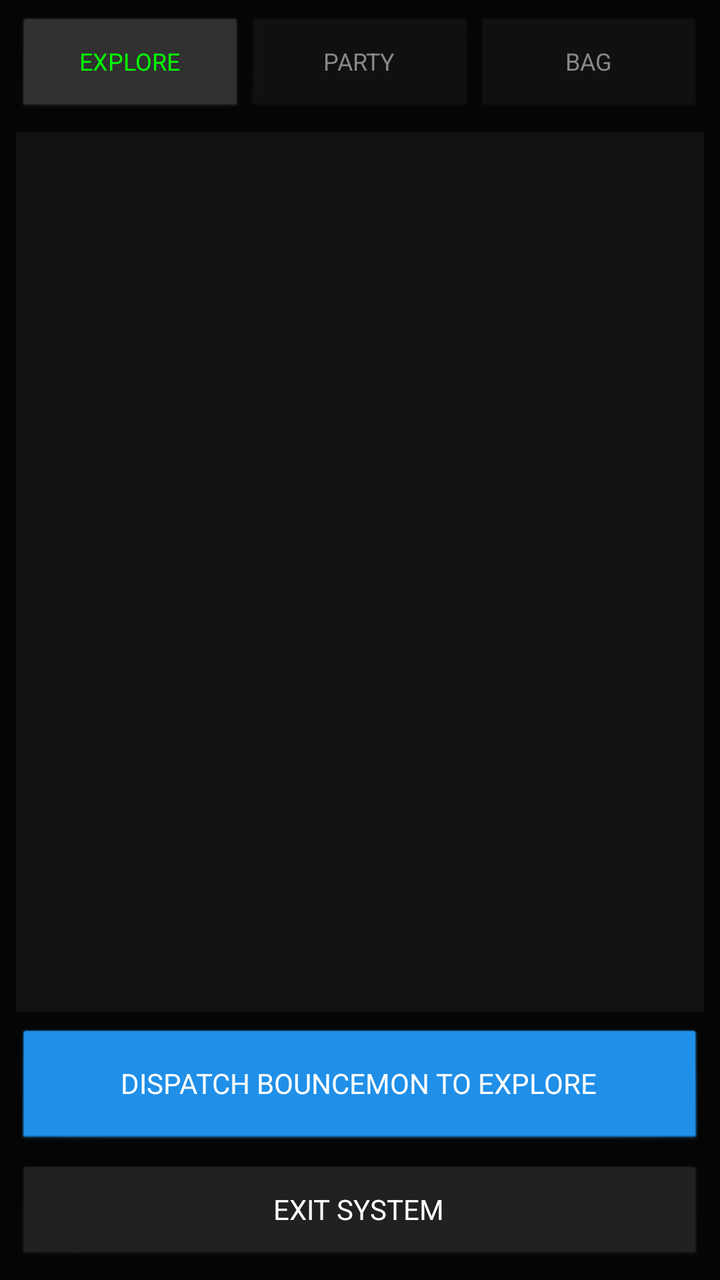
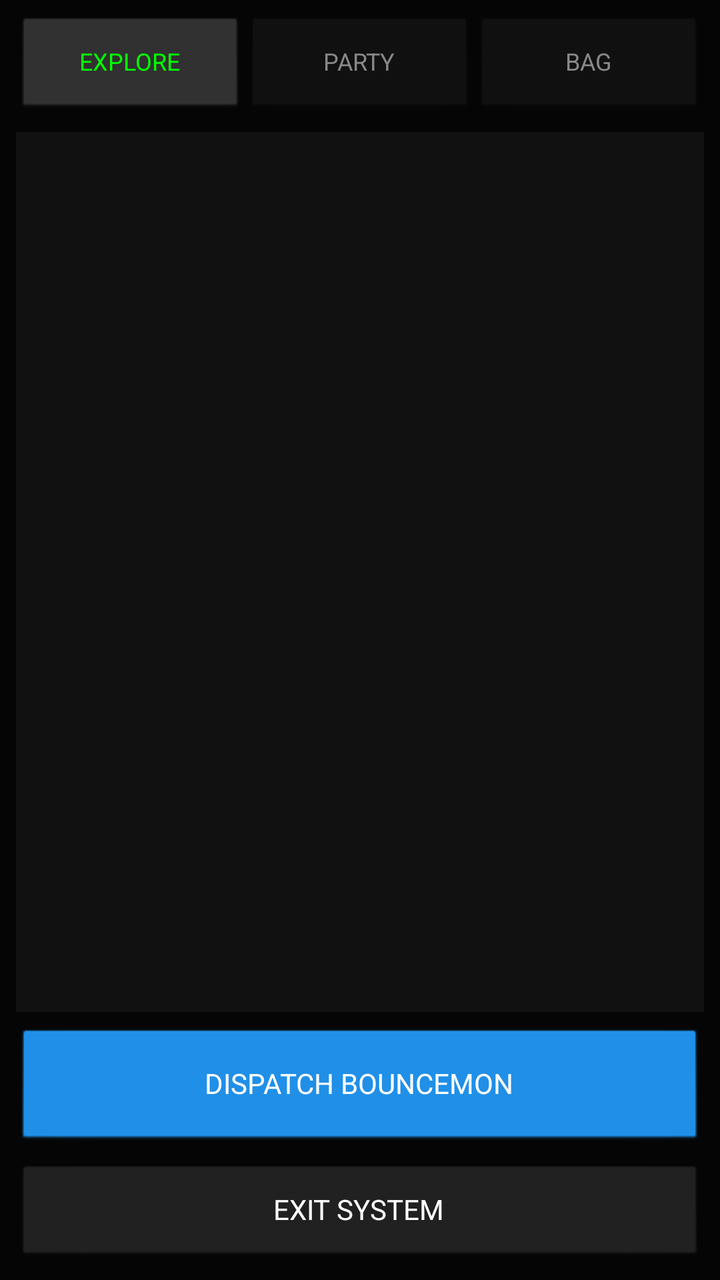

The first picture is an Android layout as it rendered before a commit; the second is the same layout after the commit. The layout source and the unified diff follow.
<!-- AndroidManifest.xml: application theme android:Theme.NoTitleBar -->
<!-- res/layout/activity_game.xml -->
<?xml version="1.0" encoding="utf-8"?>
<LinearLayout xmlns:android="http://schemas.android.com/apk/res/android"
    android:layout_width="match_parent" android:layout_height="match_parent"
    android:orientation="vertical" android:background="#050505" android:padding="8dp">

    
    <LinearLayout android:id="@+id/navTabs" android:layout_width="match_parent" android:layout_height="50dp" android:orientation="horizontal">
        <Button android:id="@+id/tabActivity" android:layout_width="0dp" android:layout_height="match_parent" android:layout_weight="1"
            android:text="EXPLORE" android:backgroundTint="#333333" android:textColor="#00FF00" android:textSize="12sp"/>
        <Button android:id="@+id/tabParty" android:layout_width="0dp" android:layout_height="match_parent" android:layout_weight="1"
            android:text="PARTY" android:backgroundTint="#111111" android:textColor="#888888" android:textSize="12sp"/>
        <Button android:id="@+id/tabBag" android:layout_width="0dp" android:layout_height="match_parent" android:layout_weight="1"
            android:text="BAG" android:backgroundTint="#111111" android:textColor="#888888" android:textSize="12sp"/>
    </LinearLayout>

    
    <FrameLayout android:layout_width="match_parent" android:layout_height="0dp" android:layout_weight="1" android:layout_marginTop="8dp">
        
        <ScrollView android:id="@+id/viewActivity" android:layout_width="match_parent" android:layout_height="match_parent" android:background="#111111" android:padding="12dp">
            <TextView android:id="@+id/tvConsole" android:layout_width="match_parent" android:layout_height="wrap_content"
                android:textColor="#00FF00" android:textSize="14sp" android:fontFamily="monospace"/>
        </ScrollView>

        <ScrollView android:id="@+id/viewParty" android:layout_width="match_parent" android:layout_height="match_parent" android:background="#111111" android:padding="12dp" android:visibility="gone">
            <TextView android:id="@+id/tvParty" android:layout_width="match_parent" android:layout_height="wrap_content"
                android:textColor="#00BCD4" android:textSize="14sp" android:fontFamily="monospace"/>
        </ScrollView>

        <ScrollView android:id="@+id/viewBag" android:layout_width="match_parent" android:layout_height="match_parent" android:background="#111111" android:padding="12dp" android:visibility="gone">
            <TextView android:id="@+id/tvBag" android:layout_width="match_parent" android:layout_height="wrap_content"
                android:textColor="#FFCA28" android:textSize="14sp" android:fontFamily="monospace"/>
        </ScrollView>
    </FrameLayout>

    
    <LinearLayout android:id="@+id/battleControls" android:layout_width="match_parent" android:layout_height="wrap_content" android:orientation="vertical" android:visibility="gone">
        <LinearLayout android:layout_width="match_parent" android:layout_height="wrap_content" android:orientation="horizontal" android:layout_marginTop="8dp">
            <Button android:id="@+id/btnAttack" android:layout_width="0dp" android:layout_height="60dp" android:layout_weight="1"
                android:text="ATTACK" android:backgroundTint="#D32F2F" android:textColor="#FFF" android:layout_marginEnd="4dp"/>
            <Button android:id="@+id/btnNet" android:layout_width="0dp" android:layout_height="60dp" android:layout_weight="1"
                android:text="USE NET" android:backgroundTint="#1976D2" android:textColor="#FFF" android:layout_marginStart="4dp"/>
        </LinearLayout>

        <LinearLayout android:layout_width="match_parent" android:layout_height="wrap_content" android:orientation="horizontal" android:layout_marginTop="8dp">
            <Button android:id="@+id/btnPotion" android:layout_width="0dp" android:layout_height="60dp" android:layout_weight="1"
                android:text="POTION" android:backgroundTint="#388E3C" android:textColor="#FFF" android:layout_marginEnd="4dp"/>
            <Button android:id="@+id/btnSpray" android:layout_width="0dp" android:layout_height="60dp" android:layout_weight="1"
                android:text="SPRAY" android:backgroundTint="#FBC02D" android:textColor="#000" android:layout_marginStart="4dp"/>
        </LinearLayout>
    </LinearLayout>

    
    <LinearLayout android:id="@+id/peaceControls" android:layout_width="match_parent" android:layout_height="wrap_content" android:orientation="vertical" android:visibility="visible">
        <Button android:id="@+id/btnDispatch" android:layout_width="match_parent" android:layout_height="60dp"
            android:text="DISPATCH BOUNCEMON TO EXPLORE" android:backgroundTint="#2196F3" android:textColor="#FFF" android:layout_marginTop="8dp"/>
    </LinearLayout>
    
    <Button android:id="@+id/btnExit" android:layout_width="match_parent" android:layout_height="50dp"
        android:text="EXIT SYSTEM" android:backgroundTint="#222222" android:textColor="#FFF" android:layout_marginTop="8dp"/>
</LinearLayout>
<!-- resources referenced by this layout -->
<resources>

</resources>

<!-- the commit's change to res/layout/activity_game.xml (unified diff, before → after) -->
@@ -3,58 +3,38 @@
     android:layout_width="match_parent" android:layout_height="match_parent"
     android:orientation="vertical" android:background="#050505" android:padding="8dp">
 
-    
     <LinearLayout android:id="@+id/navTabs" android:layout_width="match_parent" android:layout_height="50dp" android:orientation="horizontal">
-        <Button android:id="@+id/tabActivity" android:layout_width="0dp" android:layout_height="match_parent" android:layout_weight="1"
-            android:text="EXPLORE" android:backgroundTint="#333333" android:textColor="#00FF00" android:textSize="12sp"/>
-        <Button android:id="@+id/tabParty" android:layout_width="0dp" android:layout_height="match_parent" android:layout_weight="1"
-            android:text="PARTY" android:backgroundTint="#111111" android:textColor="#888888" android:textSize="12sp"/>
-        <Button android:id="@+id/tabBag" android:layout_width="0dp" android:layout_height="match_parent" android:layout_weight="1"
-            android:text="BAG" android:backgroundTint="#111111" android:textColor="#888888" android:textSize="12sp"/>
+        <Button android:id="@+id/tabActivity" android:layout_width="0dp" android:layout_height="match_parent" android:layout_weight="1" android:text="EXPLORE" android:backgroundTint="#333333" android:textColor="#00FF00" android:textSize="12sp"/>
+        <Button android:id="@+id/tabParty" android:layout_width="0dp" android:layout_height="match_parent" android:layout_weight="1" android:text="PARTY" android:backgroundTint="#111111" android:textColor="#888888" android:textSize="12sp"/>
+        <Button android:id="@+id/tabBag" android:layout_width="0dp" android:layout_height="match_parent" android:layout_weight="1" android:text="BAG" android:backgroundTint="#111111" android:textColor="#888888" android:textSize="12sp"/>
     </LinearLayout>
 
-    
     <FrameLayout android:layout_width="match_parent" android:layout_height="0dp" android:layout_weight="1" android:layout_marginTop="8dp">
-        
         <ScrollView android:id="@+id/viewActivity" android:layout_width="match_parent" android:layout_height="match_parent" android:background="#111111" android:padding="12dp">
-            <TextView android:id="@+id/tvConsole" android:layout_width="match_parent" android:layout_height="wrap_content"
-                android:textColor="#00FF00" android:textSize="14sp" android:fontFamily="monospace"/>
+            <TextView android:id="@+id/tvConsole" android:layout_width="match_parent" android:layout_height="wrap_content" android:textColor="#00FF00" android:textSize="14sp" android:fontFamily="monospace"/>
         </ScrollView>
-
         <ScrollView android:id="@+id/viewParty" android:layout_width="match_parent" android:layout_height="match_parent" android:background="#111111" android:padding="12dp" android:visibility="gone">
-            <TextView android:id="@+id/tvParty" android:layout_width="match_parent" android:layout_height="wrap_content"
-                android:textColor="#00BCD4" android:textSize="14sp" android:fontFamily="monospace"/>
+            <TextView android:id="@+id/tvParty" android:layout_width="match_parent" android:layout_height="wrap_content" android:textColor="#00BCD4" android:textSize="14sp" android:fontFamily="monospace"/>
         </ScrollView>
-
         <ScrollView android:id="@+id/viewBag" android:layout_width="match_parent" android:layout_height="match_parent" android:background="#111111" android:padding="12dp" android:visibility="gone">
-            <TextView android:id="@+id/tvBag" android:layout_width="match_parent" android:layout_height="wrap_content"
-                android:textColor="#FFCA28" android:textSize="14sp" android:fontFamily="monospace"/>
+            <TextView android:id="@+id/tvBag" android:layout_width="match_parent" android:layout_height="wrap_content" android:textColor="#FFCA28" android:textSize="14sp" android:fontFamily="monospace"/>
         </ScrollView>
     </FrameLayout>
 
-    
     <LinearLayout android:id="@+id/battleControls" android:layout_width="match_parent" android:layout_height="wrap_content" android:orientation="vertical" android:visibility="gone">
         <LinearLayout android:layout_width="match_parent" android:layout_height="wrap_content" android:orientation="horizontal" android:layout_marginTop="8dp">
-            <Button android:id="@+id/btnAttack" android:layout_width="0dp" android:layout_height="60dp" android:layout_weight="1"
-                android:text="ATTACK" android:backgroundTint="#D32F2F" android:textColor="#FFF" android:layout_marginEnd="4dp"/>
-            <Button android:id="@+id/btnNet" android:layout_width="0dp" android:layout_height="60dp" android:layout_weight="1"
-                android:text="USE NET" android:backgroundTint="#1976D2" android:textColor="#FFF" android:layout_marginStart="4dp"/>
+            <Button android:id="@+id/btnMove1" android:layout_width="0dp" android:layout_height="60dp" android:layout_weight="1" android:text="MOVE 1" android:backgroundTint="#D32F2F" android:textColor="#FFF" android:layout_marginEnd="4dp"/>
+            <Button android:id="@+id/btnMove2" android:layout_width="0dp" android:layout_height="60dp" android:layout_weight="1" android:text="MOVE 2" android:backgroundTint="#C2185B" android:textColor="#FFF" android:layout_marginStart="4dp"/>
         </LinearLayout>
-
         <LinearLayout android:layout_width="match_parent" android:layout_height="wrap_content" android:orientation="horizontal" android:layout_marginTop="8dp">
-            <Button android:id="@+id/btnPotion" android:layout_width="0dp" android:layout_height="60dp" android:layout_weight="1"
-                android:text="POTION" android:backgroundTint="#388E3C" android:textColor="#FFF" android:layout_marginEnd="4dp"/>
-            <Button android:id="@+id/btnSpray" android:layout_width="0dp" android:layout_height="60dp" android:layout_weight="1"
-                android:text="SPRAY" android:backgroundTint="#FBC02D" android:textColor="#000" android:layout_marginStart="4dp"/>
+            <Button android:id="@+id/btnSwap" android:layout_width="0dp" android:layout_height="60dp" android:layout_weight="1" android:text="SWAP PET" android:backgroundTint="#1976D2" android:textColor="#FFF" android:layout_marginEnd="4dp"/>
+            <Button android:id="@+id/btnItem" android:layout_width="0dp" android:layout_height="60dp" android:layout_weight="1" android:text="USE SPRAY" android:backgroundTint="#FBC02D" android:textColor="#000" android:layout_marginStart="4dp"/>
         </LinearLayout>
     </LinearLayout>
 
-    
     <LinearLayout android:id="@+id/peaceControls" android:layout_width="match_parent" android:layout_height="wrap_content" android:orientation="vertical" android:visibility="visible">
-        <Button android:id="@+id/btnDispatch" android:layout_width="match_parent" android:layout_height="60dp"
-            android:text="DISPATCH BOUNCEMON TO EXPLORE" android:backgroundTint="#2196F3" android:textColor="#FFF" android:layout_marginTop="8dp"/>
+        <Button android:id="@+id/btnDispatch" android:layout_width="match_parent" android:layout_height="60dp" android:text="DISPATCH BOUNCEMON" android:backgroundTint="#2196F3" android:textColor="#FFF" android:layout_marginTop="8dp"/>
     </LinearLayout>
     
-    <Button android:id="@+id/btnExit" android:layout_width="match_parent" android:layout_height="50dp"
-        android:text="EXIT SYSTEM" android:backgroundTint="#222222" android:textColor="#FFF" android:layout_marginTop="8dp"/>
+    <Button android:id="@+id/btnExit" android:layout_width="match_parent" android:layout_height="50dp" android:text="EXIT SYSTEM" android:backgroundTint="#222222" android:textColor="#FFF" android:layout_marginTop="8dp"/>
 </LinearLayout>
